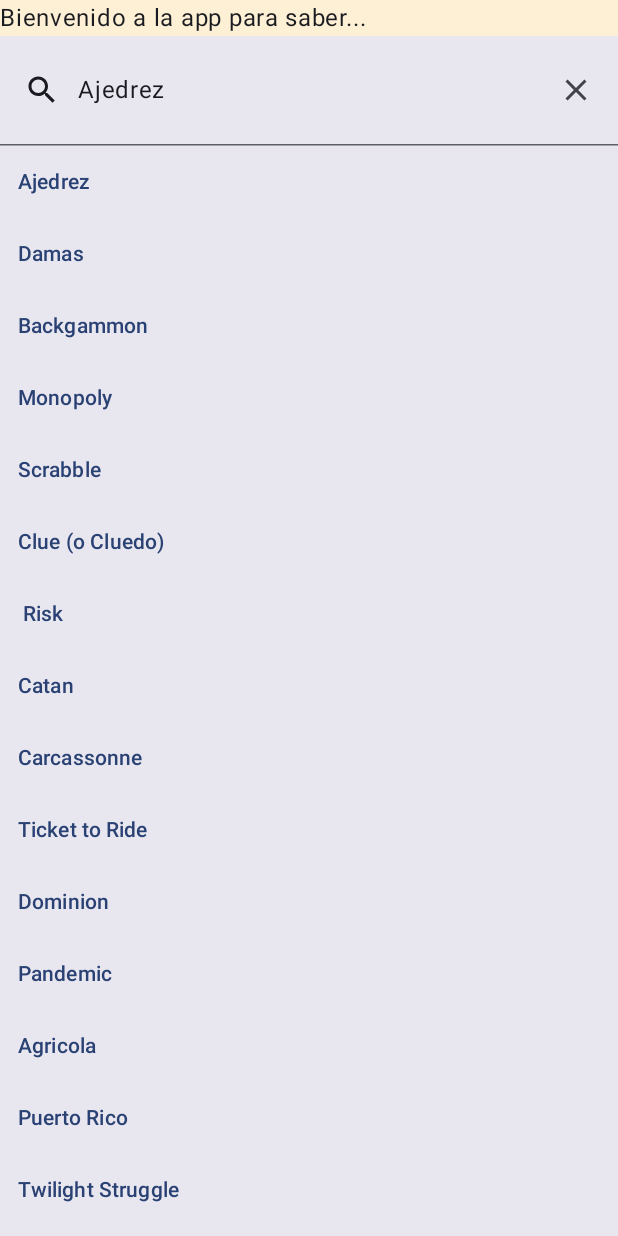
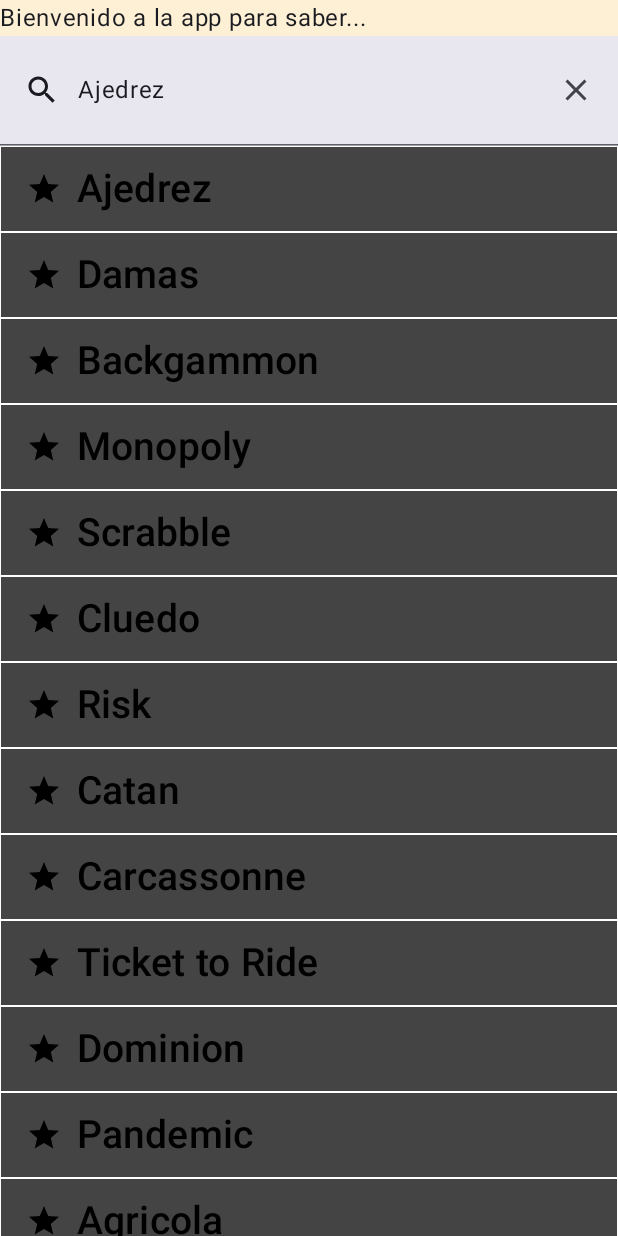
Before and after one commit to ayozera/TurnAndPoints, an Android app built with Jetpack Compose: the screen it shows after launch (MainActivity), after a tap on "Ajedrez", on a phone screen of 412 x 824 dp. Run offline under Robolectric (Android 15) with nearby library versions, the phone set to English and light mode, and no system bars.

Commit message:
barra de busqueda lista

```diff
--- a/app/src/main/java/com/ayozera/turnpoints/MainActivity.kt
+++ b/app/src/main/java/com/ayozera/turnpoints/MainActivity.kt
@@ -1,5 +1,6 @@
 package com.ayozera.turnpoints
 
+import android.graphics.Paint.Style
 import android.os.Build
 import android.os.Bundle
 import android.text.style.BackgroundColorSpan
@@ -9,6 +10,7 @@ import androidx.annotation.RequiresApi
 import androidx.compose.foundation.Image
 import androidx.compose.foundation.background
 import androidx.compose.foundation.border
+import androidx.compose.foundation.clickable
 import androidx.compose.foundation.layout.Arrangement
 import androidx.compose.foundation.layout.Box
 import androidx.compose.foundation.layout.Column
@@ -28,6 +30,7 @@ import androidx.compose.material.icons.filled.Add
 import androidx.compose.material.icons.filled.ArrowForward
 import androidx.compose.material.icons.filled.Clear
 import androidx.compose.material.icons.filled.Search
+import androidx.compose.material.icons.filled.Star
 import androidx.compose.material3.AlertDialogDefaults.shape
 import androidx.compose.material3.Button
 import androidx.compose.material3.ButtonDefaults
@@ -53,7 +56,9 @@ import androidx.compose.ui.geometry.CornerRadius
 import androidx.compose.ui.graphics.Color
 import androidx.compose.ui.graphics.RectangleShape
 import androidx.compose.ui.layout.ContentScale
+import androidx.compose.ui.layout.ModifierLocalBeyondBoundsLayout
 import androidx.compose.ui.modifier.modifierLocalMapOf
+import androidx.compose.ui.platform.LocalContext
 import androidx.compose.ui.res.painterResource
 import androidx.compose.ui.text.TextStyle
 import androidx.compose.ui.text.style.TextDecoration
@@ -62,6 +67,7 @@ import androidx.compose.ui.unit.dp
 import androidx.compose.ui.unit.sp
 import androidx.navigation.NavHostController
 import com.ayozera.turnpoints.activities.PantallaNueva
+import com.ayozera.turnpoints.modelo.DataUp
 import com.ayozera.turnpoints.navegacion.NavigationGraph
 import com.ayozera.turnpoints.navegacion.Routs
 import com.ayozera.turnpoints.ui.theme.TurnpointsTheme
@@ -117,34 +123,8 @@ fun showMainScreen(navController: NavHostController) {
 @OptIn(ExperimentalMaterial3Api::class)
 @Composable
 fun searchBar() {
-    val games = listOf(
-        "Ajedrez",
-        "Damas",
-        "Backgammon",
-        "Monopoly",
-        "Scrabble",
-        "Clue (o Cluedo)",
-        "Risk",
-        "Catan",
-        "Carcassonne",
-        "Ticket to Ride",
-        "Dominion",
-        "Pandemic",
-        "Agricola",
-        "Puerto Rico",
-        "Twilight Struggle",
-        "Power Grid",
-        "Terra Mystica",
-        "7 Wonders",
-        "Splendor",
-        "Codenames",
-        "Azul",
-        "Gloomhaven",
-        "Wingspan",
-        "Root",
-        "Brass: Birmingham"
-    )
 
+    val games = DataUp.gameLoader(LocalContext.current)
     val searchBarPlaceHolder by remember { mutableStateOf("¿De qué fue el juego?") }
     var query by remember { mutableStateOf("") }
     var isActive by remember { mutableStateOf(false) }
@@ -156,9 +136,9 @@ fun searchBar() {
             query = newQuery
             filteredGames = games.filter { it.contains(newQuery, ignoreCase = true) }
         },
-        onSearch = {isActive = false},
+        onSearch = { isActive = false },
         active = isActive,
-        onActiveChange = {isActive = !isActive},
+        onActiveChange = { isActive = !isActive },
         placeholder = { Text(searchBarPlaceHolder) },
         leadingIcon = {
             Icon(
@@ -181,16 +161,47 @@ fun searchBar() {
         modifier = Modifier.fillMaxWidth(),
         shape = RectangleShape
     ) {
-        LazyColumn {
-            items(filteredGames) {  juego ->
-                TextButton(onClick = { query = juego }) {
-                    Text(juego)
+        LazyColumn(
+            modifier = Modifier
+                .fillMaxWidth()
+
+        ) {
+            items(filteredGames) { juego ->
+                TextButton(
+                    onClick = { query = juego },
+                    modifier = Modifier
+                        .fillMaxWidth()
+                        .background(color = Color.DarkGray)
+                        .border(
+                            width = .5.dp,
+                            color = Color.White,
+                        )
+                ) {
+                    Row(
+                        modifier = Modifier
+                            .fillMaxWidth()
+                            .padding(5.dp),
+                        verticalAlignment = Alignment.CenterVertically
+                    ) {
+                        Icon(
+                            imageVector = Icons.Filled.Star,
+                            contentDescription = "Icono de estrella",
+                            modifier = Modifier.size(24.dp),
+                            tint = Color.Black
+                        )
+
+                        Text(
+                            text = juego,
+                            fontSize = 26.sp,
+                            color = Color.Black,
+                            modifier = Modifier.padding(start = 10.dp)
+                        )
+                    }
                 }
             }
         }
 
     }
-
 }
 
 //@Preview(showBackground = true, showSystemUi = true)
--- a/app/src/main/java/com/ayozera/turnpoints/activities/NuevaPartida.kt
+++ b/app/src/main/java/com/ayozera/turnpoints/activities/NuevaPartida.kt
@@ -153,7 +153,7 @@ fun PlayerSelection(players: List<String>, onPlayerSelection: (String) -> Unit)
 }
 
 @Composable
-fun GameSelection(games: ArrayList<String>, onGameSelection: (String) -> Unit) {
+fun GameSelection(games: List<String>, onGameSelection: (String) -> Unit) {
     var expandedGame by remember { mutableStateOf(false) }
     var selectedGame by remember { mutableStateOf(games.first()) }
     Column {
--- a/app/src/main/java/com/ayozera/turnpoints/modelo/DataUp.kt
+++ b/app/src/main/java/com/ayozera/turnpoints/modelo/DataUp.kt
@@ -22,7 +22,7 @@ class DataUp {
             reader.close()
             writer.close()
         }
-        fun gameLoader(context : Context): ArrayList<String> {
+        fun gameLoader(context : Context): List<String> {
             val gamesList = ArrayList<String>()
             val file = File(context.filesDir, "games.txt")
             try {
```
